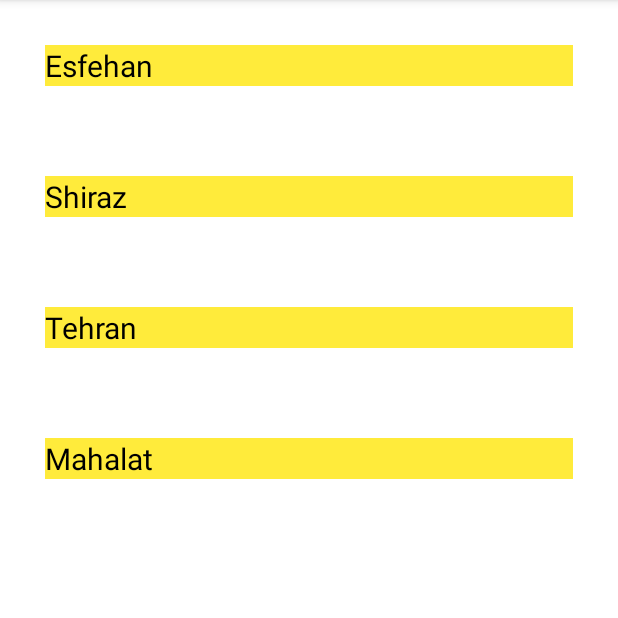
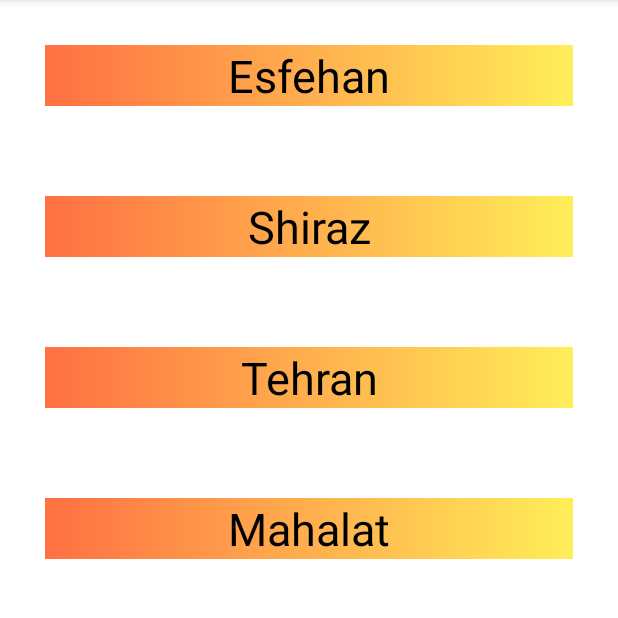
Before and after one commit to tsmoosavi/Hw16_Cities, an Android app: the SelectedCitiesFragment screen opened through its navigation route, on a phone screen of 412 x 824 dp, the part 84-702 px from its top. Run offline under Robolectric (Android 15) with nearby library versions, the phone set to English and light mode, and no system bars; our stand-ins replace Room's generated code, data binding.

Commit message:
add affect

```diff
--- /dev/null
+++ b/app/src/main/res/drawable/effect.xml
@@ -0,0 +1,9 @@
+<?xml version="1.0" encoding="utf-8"?>
+<shape xmlns:android="http://schemas.android.com/apk/res/android"
+    android:shape="rectangle">
+    <gradient
+        android:startColor="#FF7043"
+        android:endColor="#FFEE58"
+        />
+
+</shape>
--- a/app/src/main/res/layout/selectedcityrecyclerview.xml
+++ b/app/src/main/res/layout/selectedcityrecyclerview.xml
@@ -15,9 +15,10 @@
             android:layout_width="match_parent"
             android:layout_height="wrap_content"
             android:layout_margin="10dp"
-            android:background="#FFEB3B"
-            android:textSize="20sp"
-            android:textColor="@color/black"/>
+            android:textSize="30sp"
+            android:gravity="center"
+            android:textColor="@color/black"
+            android:background="@drawable/effect"/>
 
     </LinearLayout>
 </layout>
```
Also changed, not shown: app/src/main/java/com/example/hw16_cities/view/HomeFragment.kt (+9 -2 lines), app/src/main/res/layout-land/fragment_home.xml (added, +33 -0 lines).
